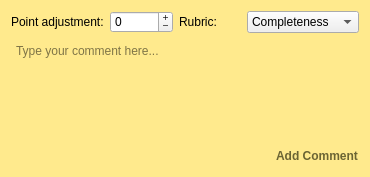
This is TurboGrade/ui/commentpopup.ui in wassgha/TurboGrade as Qt 5 draws it before an edit. The edited form follows.
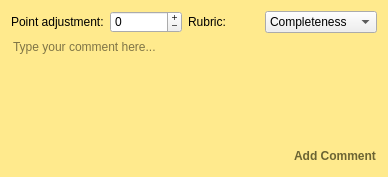
This is the edited form.

Commit message: Added auto-complete for comments

What changed in the file:
```diff
--- a/TurboGrade/ui/commentpopup.ui
+++ b/TurboGrade/ui/commentpopup.ui
@@ -6,7 +6,7 @@
    <rect>
     <x>0</x>
     <y>0</y>
-    <width>370</width>
+    <width>388</width>
     <height>177</height>
    </rect>
   </property>
@@ -107,10 +107,28 @@
     </layout>
    </item>
    <item>
-    <widget class="QTextEdit" name="comment">
+    <widget class="QLineEdit" name="comment">
+     <property name="sizePolicy">
+      <sizepolicy hsizetype="Expanding" vsizetype="Expanding">
+       <horstretch>0</horstretch>
+       <verstretch>0</verstretch>
+      </sizepolicy>
+     </property>
+     <property name="autoFillBackground">
+      <bool>false</bool>
+     </property>
+     <property name="frame">
+      <bool>false</bool>
+     </property>
+     <property name="alignment">
+      <set>Qt::AlignLeading|Qt::AlignLeft|Qt::AlignTop</set>
+     </property>
      <property name="placeholderText">
       <string>Type your comment here...</string>
      </property>
+     <property name="clearButtonEnabled">
+      <bool>false</bool>
+     </property>
     </widget>
    </item>
    <item>
```
Left out of the diff: 3 changed lines with no effect on the pictures. The commit also changes 6 other files.
